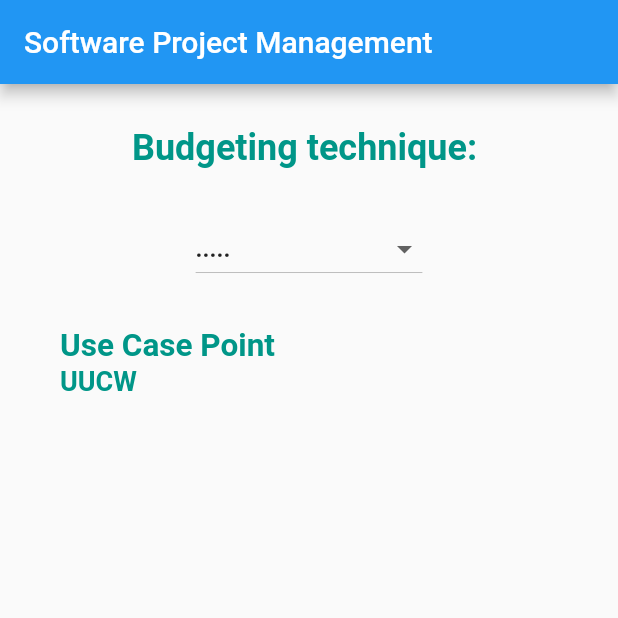
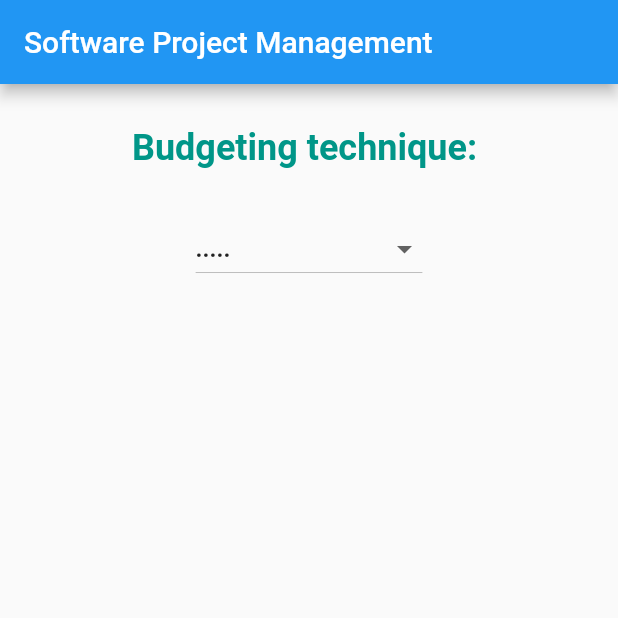
Before and after one commit to MFY2000/Spm-Bugdet-technique, a Flutter app: the screen it shows after launch, on a phone screen of 412 x 824 dp, the top half of it. Run offline on Flutter 3.47's test engine with Material 2 defaults, Android fonts, the light colour scheme and no system bars.

Commit message:
MFY auto commit at 19/11/2021 00:00:30

```diff
--- a/Flutter/budget_calculator/lib/main.dart
+++ b/Flutter/budget_calculator/lib/main.dart
@@ -108,7 +108,7 @@ class _MyHomePageState extends State<MyHomePage> {
         toReturn = const UseCasePoint();
         break;
       default:
-        toReturn = const UseCasePoint(); //Container();
+        toReturn = Container(); //Container();
 
     }
 
```
